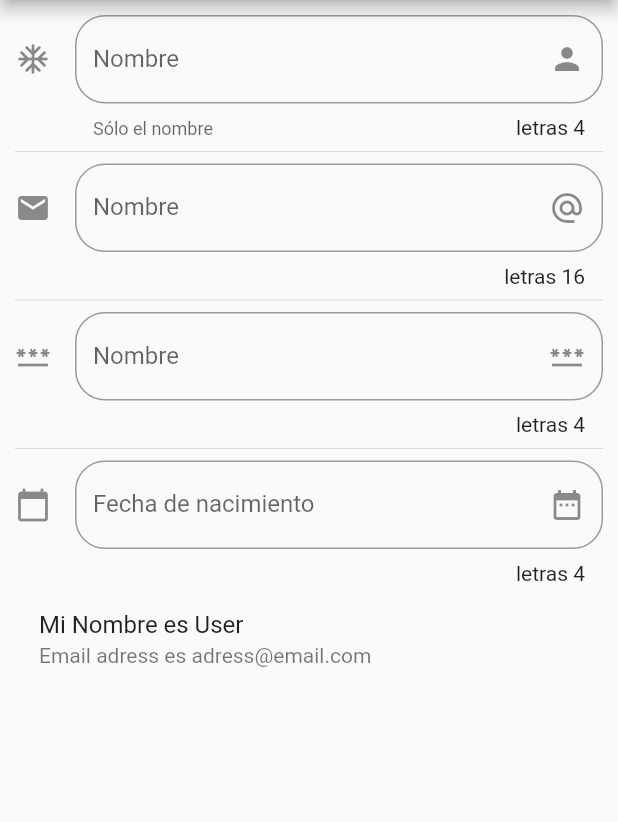
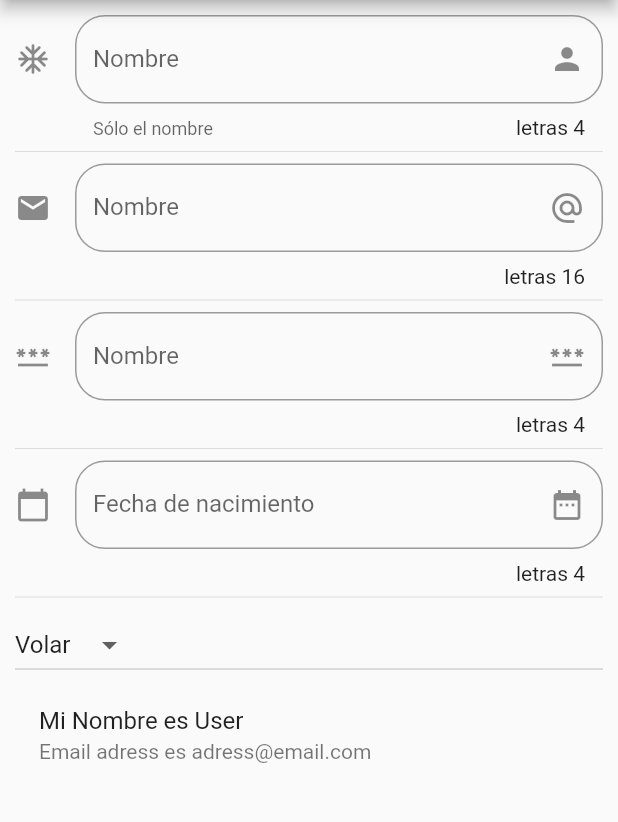
Before and after one commit to ErickMUOSD/dsm-43-app, a Flutter app: the screen it shows after launch, after a tap on "Inputs", on a phone screen of 412 x 824 dp, the part 84-906 px from its top. Run offline on Flutter 3.47's test engine with Material 2 defaults, Android fonts, the phone set to English and light mode, and no system bars; network calls fail.

Commit message:
dropdownButton dorpdownItems

```diff
--- a/lib/src/app.dart
+++ b/lib/src/app.dart
@@ -11,12 +11,12 @@ class MyApp extends StatelessWidget {
   Widget build(BuildContext context) {
     return MaterialApp(
       debugShowCheckedModeBanner: false,
-      localizationsDelegates: [
+      localizationsDelegates: const [
         GlobalMaterialLocalizations.delegate,
         GlobalWidgetsLocalizations.delegate,
         GlobalCupertinoLocalizations.delegate,
       ],
-      supportedLocales: [
+      supportedLocales: const [
         Locale('en', 'US'), // English, no country code
         Locale('es', 'ES'), // Spanish, no country code
       ],
--- a/lib/src/pages/input_page.dart
+++ b/lib/src/pages/input_page.dart
@@ -12,7 +12,8 @@ class _InputPageState extends State<InputPage> {
   String _email = 'adress@email.com';
   String _password = 'qwrt';
   String _date = 'qwrt';
-
+  List<String> _powers = ['Volar', 'Super', 'Rayoxs'];
+  String? _selectedOption = "Volar";
   TextEditingController _inputFieldDateController = TextEditingController();
 
   @override
@@ -31,6 +32,8 @@ class _InputPageState extends State<InputPage> {
             _passwordInput(),
             const Divider(),
             _datePicker(context),
+            const Divider(),
+            _dropDown(),
             _profile(),
           ],
         ));
@@ -128,4 +131,29 @@ class _InputPageState extends State<InputPage> {
       });
     }
   }
+
+  List<DropdownMenuItem<String>> getOptionDrop() {
+    List<DropdownMenuItem<String>> list = [];
+
+    _powers.forEach((element) {
+      list.add(DropdownMenuItem(
+        child: Text(element),
+        value: element,
+      ));
+    });
+
+    return list;
+  }
+
+  Widget _dropDown() {
+    return DropdownButton(
+      items: getOptionDrop(),
+      value: _selectedOption,
+      onChanged: (String? option) {
+        setState(() {
+          _selectedOption = option;
+        });
+      },
+    );
+  }
 }
```
